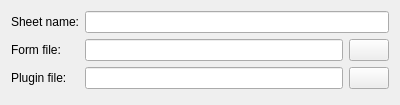
Before: the Qt Designer form resources/sheet_creation.ui in lesca-research/piccel, drawn with Qt 5.
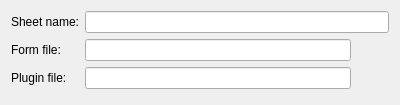
After: the same form once the commit is applied.

Commit message: Allow sheet plugin to be invalid. Add warnings about it in UI. Add workbook color. Better tab management. Improve selector startup screen and access screen. Form editor: Add edition of generator property, add other choice. Improve handling of dashboard errors. Improve icons and UI.

Patch:
```diff
--- a/resources/sheet_creation.ui
+++ b/resources/sheet_creation.ui
@@ -57,9 +57,26 @@
       </item>
       <item>
        <widget class="QPushButton" name="form_file_open_button">
+        <property name="sizePolicy">
+         <sizepolicy hsizetype="Preferred" vsizetype="Preferred">
+          <horstretch>0</horstretch>
+          <verstretch>0</verstretch>
+         </sizepolicy>
+        </property>
+        <property name="styleSheet">
+         <string notr="true">border: none;
+margin: 0px;
+padding: 0px;</string>
+        </property>
         <property name="text">
          <string/>
         </property>
+        <property name="iconSize">
+         <size>
+          <width>32</width>
+          <height>32</height>
+         </size>
+        </property>
        </widget>
       </item>
      </layout>
@@ -97,10 +114,21 @@
        <widget class="QLineEdit" name="plugin_file_edit"/>
       </item>
       <item>
-       <widget class="QPushButton" name="form_file_button_open">
+       <widget class="QPushButton" name="plugin_file_open_button">
+        <property name="styleSheet">
+         <string notr="true">border: none;
+margin: 0px;
+padding: 0px;</string>
+        </property>
         <property name="text">
          <string/>
         </property>
+        <property name="iconSize">
+         <size>
+          <width>32</width>
+          <height>32</height>
+         </size>
+        </property>
        </widget>
       </item>
      </layout>
```
The commit also changes 24 other files.
